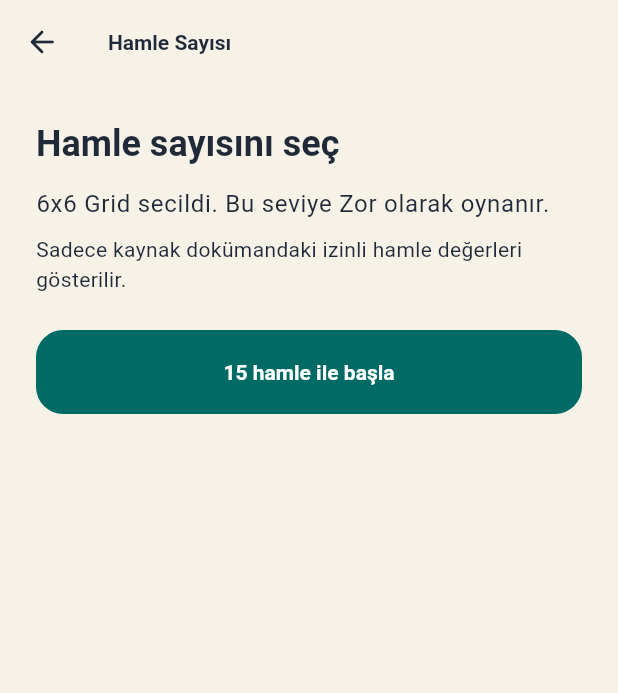
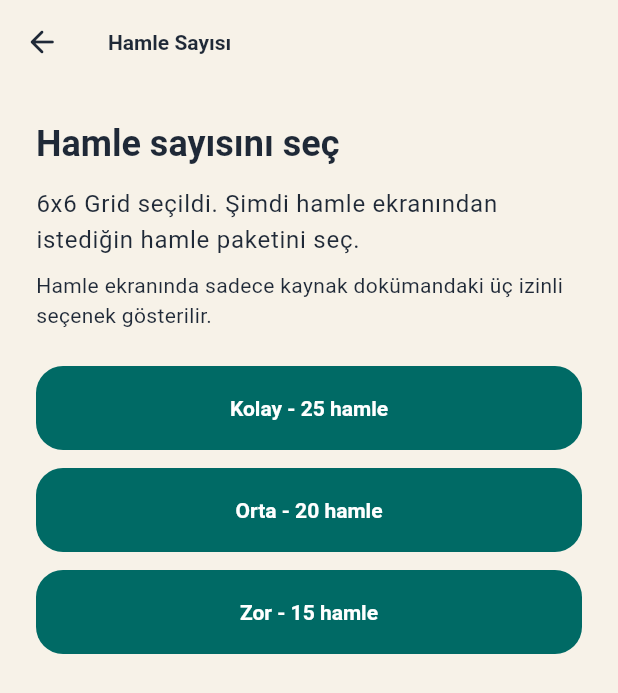
Before and after one commit to EnesDemir143/crush-word, a Flutter app: the NewGameScreen screen opened by its route, after a tap on "6x6 Grid", on a phone screen of 412 x 824 dp. Shown: the top 693 px of the screen. Run offline on Flutter 3.47's test engine with Material 3 defaults, Android fonts, the phone set to English and light mode, and no system bars; our stand-ins replace shared_preferences; accounts and stored records are empty; project files that could hold a hidden picture were left out.

Commit message:
fix(game-setup): decouple move selection from grid choice

```diff
--- a/lib/src/core/config/game_rules_config.dart
+++ b/lib/src/core/config/game_rules_config.dart
@@ -20,21 +20,34 @@ class GameRulesConfig {
 }
 
 class GameSetupRules {
-  const GameSetupRules({required this.difficultyOptions});
+  const GameSetupRules({
+    required this.difficultyOptions,
+    required this.moveCountOptions,
+  });
 
   final List<GameSetupOption> difficultyOptions;
+  final List<GameMoveCountOption> moveCountOptions;
 
   factory GameSetupRules.fromJson(Map<String, dynamic> json) {
-    final Object? optionsJson = json['difficultyOptions'];
+    final Object? difficultyOptionsJson = json['difficultyOptions'];
+    final Object? moveCountOptionsJson = json['moveCountOptions'];
 
-    if (optionsJson is! List<dynamic> || optionsJson.isEmpty) {
+    if (difficultyOptionsJson is! List<dynamic> ||
+        difficultyOptionsJson.isEmpty) {
       throw const FormatException(
         'Setup rules require at least one difficulty option.',
       );
     }
 
+    if (moveCountOptionsJson is! List<dynamic> ||
+        moveCountOptionsJson.isEmpty) {
+      throw const FormatException(
+        'Setup rules require at least one move count option.',
+      );
+    }
+
     return GameSetupRules(
-      difficultyOptions: optionsJson
+      difficultyOptions: difficultyOptionsJson
           .map((Object? optionJson) {
             if (optionJson is! Map<String, dynamic>) {
               throw const FormatException(
@@ -43,6 +56,17 @@ class GameSetupRules {
             }
 
             return GameSetupOption.fromJson(optionJson);
+          })
+          .toList(growable: false),
+      moveCountOptions: moveCountOptionsJson
+          .map((Object? optionJson) {
+            if (optionJson is! Map<String, dynamic>) {
+              throw const FormatException(
+                'Each move count option must be a JSON object.',
+              );
+            }
+
+            return GameMoveCountOption.fromJson(optionJson);
           })
           .toList(growable: false),
     );
@@ -55,32 +79,14 @@ class GameSetupOption {
     required this.label,
     required this.gridLabel,
     required this.gridSize,
-    required this.moveCountOptions,
   });
 
   final GameDifficulty difficulty;
   final String label;
   final String gridLabel;
   final int gridSize;
-  final List<int> moveCountOptions;
-
-  String get moveSummary {
-    if (moveCountOptions.length == 1) {
-      return '${moveCountOptions.single} hamle';
-    }
-
-    return moveCountOptions.map((int count) => '$count').join(' / ');
-  }
 
   GameConfig toGameConfig({required int moveLimit}) {
-    if (!moveCountOptions.contains(moveLimit)) {
-      throw ArgumentError.value(
-        moveLimit,
-        'moveLimit',
-        'Move limit is not allowed for ${difficulty.name}.',
-      );
-    }
-
     return GameConfig(
       difficulty: difficulty,
       difficultyLabel: label,
@@ -94,22 +100,13 @@ class GameSetupOption {
     final String label = (json['label'] as String?)?.trim() ?? '';
     final String gridLabel = (json['gridLabel'] as String?)?.trim() ?? '';
     final int? gridSize = (json['gridSize'] as num?)?.toInt();
-    final List<int> moveCountOptions =
-        ((json['moveCountOptions'] as List?)
-                  ?.map((Object? value) => (value as num?)?.toInt())
-                  .whereType<int>()
-                  .toSet()
-                  .toList() ??
-              const <int>[])
-          ..sort();
 
     if (difficultyName.isEmpty ||
         label.isEmpty ||
         gridLabel.isEmpty ||
-        gridSize == null ||
-        moveCountOptions.isEmpty) {
+        gridSize == null) {
       throw const FormatException(
-        'Difficulty option requires difficulty, label, gridLabel, gridSize and moveCountOptions.',
+        'Difficulty option requires difficulty, label, gridLabel and gridSize.',
       );
     }
 
@@ -118,7 +115,38 @@ class GameSetupOption {
       label: label,
       gridLabel: gridLabel,
       gridSize: gridSize,
-      moveCountOptions: List<int>.unmodifiable(moveCountOptions),
     );
   }
 }
+
+class GameMoveCountOption {
+  const GameMoveCountOption({
+    required this.difficulty,
+    required this.label,
+    required this.moveLimit,
+  });
+
+  final GameDifficulty difficulty;
+  final String label;
+  final int moveLimit;
+
+  String get ctaLabel => '$label - $moveLimit hamle';
+
+  factory GameMoveCountOption.fromJson(Map<String, dynamic> json) {
+    final String difficultyName = (json['difficulty'] as String?)?.trim() ?? '';
+    final String label = (json['label'] as String?)?.trim() ?? '';
+    final int? moveLimit = (json['moveLimit'] as num?)?.toInt();
+
+    if (difficultyName.isEmpty || label.isEmpty || moveLimit == null) {
+      throw const FormatException(
+        'Move count option requires difficulty, label and moveLimit.',
+      );
+    }
+
+    return GameMoveCountOption(
+      difficulty: GameDifficulty.fromName(difficultyName),
+      label: label,
+      moveLimit: moveLimit,
+    );
+  }
+}
--- a/lib/src/features/game_setup/game_setup_controller.dart
+++ b/lib/src/features/game_setup/game_setup_controller.dart
@@ -27,8 +27,8 @@ class GameSetupController extends ChangeNotifier {
   List<GameSetupOption> get difficultyOptions =>
       _rules?.setup.difficultyOptions ?? const <GameSetupOption>[];
 
-  List<int> get availableMoveCountOptions =>
-      _selectedDifficulty?.moveCountOptions ?? const <int>[];
+  List<GameMoveCountOption> get availableMoveCountOptions =>
+      _rules?.setup.moveCountOptions ?? const <GameMoveCountOption>[];
 
   bool get canStepBack => _step == GameSetupStep.moveCount;
 
@@ -68,7 +68,7 @@ class GameSetupController extends ChangeNotifier {
     notifyListeners();
   }
 
-  GameConfig confirmMoveCount(int moveLimit) {
+  GameConfig confirmMoveCount(GameMoveCountOption moveCountOption) {
     final GameSetupOption? option = _selectedDifficulty;
 
     if (option == null) {
@@ -77,6 +77,6 @@ class GameSetupController extends ChangeNotifier {
       );
     }
 
-    return option.toGameConfig(moveLimit: moveLimit);
+    return option.toGameConfig(moveLimit: moveCountOption.moveLimit);
   }
 }
--- a/lib/src/features/game_setup/new_game_screen.dart
+++ b/lib/src/features/game_setup/new_game_screen.dart
@@ -131,7 +131,13 @@ class _NewGameScreenState extends State<NewGameScreen> {
 
     if (_controller.step == GameSetupStep.moveCount) {
       final GameSetupOption option = _controller.selectedDifficulty!;
-      return _MoveCountStep(option: option, onMoveSelected: _startGame);
+      return _MoveCountStep(
+        option: option,
+        moveCountOptions: _controller.availableMoveCountOptions,
+        onMoveSelected: (GameMoveCountOption moveCountOption) {
+          _startGame(_controller.confirmMoveCount(moveCountOption));
+        },
+      );
     }
 
     return _DifficultyStep(
@@ -174,7 +180,7 @@ class _DifficultyStep extends StatelessWidget {
             title: option.gridLabel,
             badgeLabel: option.label,
             description:
-                'Bu seçimden sonra yalnızca ${option.moveSummary} açılır.',
+                'Bu seçimden sonra bağımsız hamle seçim ekranı açılır.',
             onTap: () => onOptionSelected(option),
           ),
           const SizedBox(height: 16),
@@ -185,10 +191,15 @@ class _DifficultyStep extends StatelessWidget {
 }
 
 class _MoveCountStep extends StatelessWidget {
-  const _MoveCountStep({required this.option, required this.onMoveSelected});
+  const _MoveCountStep({
+    required this.option,
+    required this.moveCountOptions,
+    required this.onMoveSelected,
+  });
 
   final GameSetupOption option;
-  final ValueChanged<GameConfig> onMoveSelected;
+  final List<GameMoveCountOption> moveCountOptions;
+  final ValueChanged<GameMoveCountOption> onMoveSelected;
 
   @override
   Widget build(BuildContext context) {
@@ -204,23 +215,22 @@ class _MoveCountStep extends StatelessWidget {
         ),
         const SizedBox(height: 12),
         Text(
-          '${option.gridLabel} secildi. Bu seviye ${option.label} olarak oynanır.',
+          '${option.gridLabel} seçildi. Şimdi hamle ekranından istediğin hamle paketini seç.',
           style: theme.textTheme.bodyLarge?.copyWith(height: 1.5),
         ),
         const SizedBox(height: 8),
         Text(
-          'Sadece kaynak dokümandaki izinli hamle değerleri gösterilir.',
+          'Hamle ekranında sadece kaynak dokümandaki üç izinli seçenek gösterilir.',
           style: theme.textTheme.bodyMedium,
         ),
         const SizedBox(height: 24),
-        for (final int moveCount in option.moveCountOptions) ...[
+        for (final GameMoveCountOption moveCountOption in moveCountOptions) ...[
           FilledButton(
-            key: Key('setup-move-$moveCount'),
-            onPressed: () =>
-                onMoveSelected(option.toGameConfig(moveLimit: moveCount)),
+            key: Key('setup-move-${moveCountOption.moveLimit}'),
+            onPressed: () => onMoveSelected(moveCountOption),
             child: Padding(
               padding: const EdgeInsets.symmetric(vertical: 14),
-              child: Text('$moveCount hamle ile başla'),
+              child: Text(moveCountOption.ctaLabel),
             ),
           ),
           const SizedBox(height: 12),
```
Also changed, not shown: assets/config/game_rules.json (+20 -6 lines), 1 other file.
